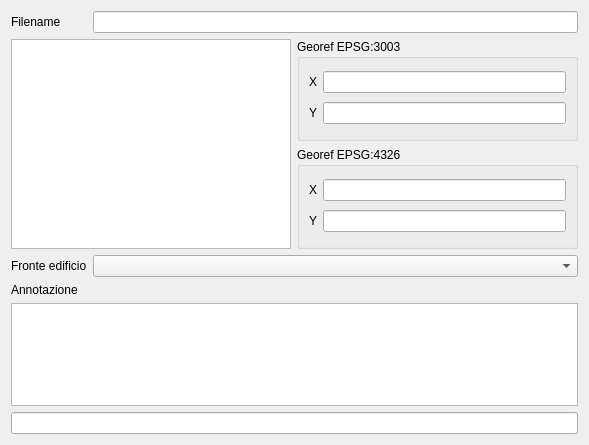
This is ui/wdgFoto.ui in faunalia/rt_omero as Qt 5 draws it before an edit. The edited form follows.
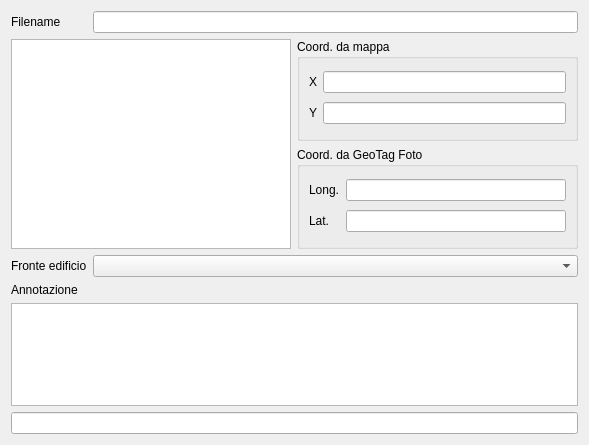
This is the edited form. Custom widgets are drawn as their Qt base class.

Patch:
```diff
--- a/ui/wdgFoto.ui
+++ b/ui/wdgFoto.ui
@@ -65,7 +65,7 @@
       </sizepolicy>
      </property>
      <property name="title">
-      <string>Georef EPSG:3003</string>
+      <string>Coord. da mappa</string>
      </property>
      <layout class="QGridLayout" name="gridLayout_2">
       <item row="0" column="0">
@@ -104,13 +104,13 @@
       </sizepolicy>
      </property>
      <property name="title">
-      <string>Georef EPSG:4326</string>
+      <string>Coord. da GeoTag Foto</string>
      </property>
      <layout class="QGridLayout" name="gridLayout_3">
       <item row="0" column="0">
        <widget class="QLabel" name="label_6">
         <property name="text">
-         <string>X</string>
+         <string>Long.</string>
         </property>
        </widget>
       </item>
@@ -120,7 +120,7 @@
       <item row="1" column="0">
        <widget class="QLabel" name="label_7">
         <property name="text">
-         <string>Y</string>
+         <string>Lat.</string>
         </property>
        </widget>
       </item>
```
